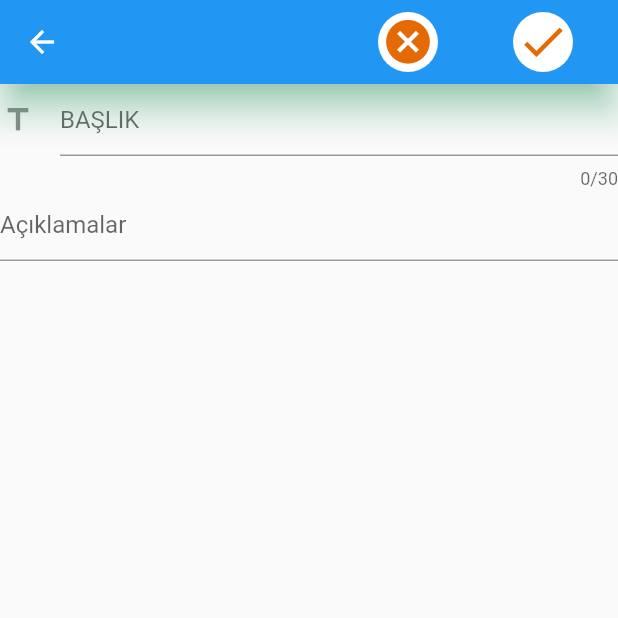
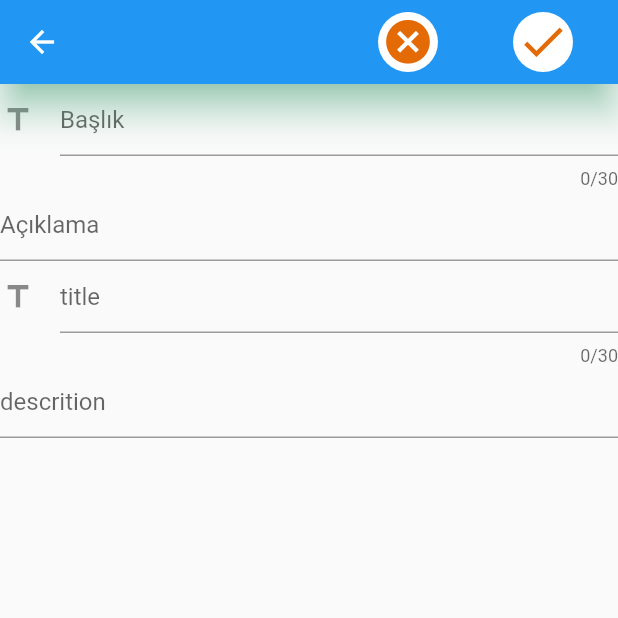
Before and after one commit to knturn/todo_app, a Flutter app: the screen it shows after launch, after a tap on "Add new one", on a phone screen of 412 x 824 dp, the top half of it. Run offline on Flutter 3.47's test engine with Material 2 defaults, Android fonts, the phone set to English and light mode, and no system bars.

Commit message:
customTextField added

```diff
--- a/lib/AddArea/addView.dart
+++ b/lib/AddArea/add_view.dart
@@ -1,4 +1,6 @@
 import 'package:flutter/material.dart';
+
+import '../features/customTextFieldArea/Custom_Text_Field.dart';
 
 class AddView extends StatefulWidget {
   const AddView({Key? key}) : super(key: key);
@@ -13,20 +15,12 @@ class _AddViewState extends State<AddView> {
     return Scaffold(
       appBar: buildAddingPageAppBar(),
       body: Column(
-        children: const [
-          TextField(
-            maxLines: 1,
-            maxLength: 30,
-            decoration: InputDecoration(
-              icon: Icon(Icons.title),
-              hintText: ("BAŞLIK"),
-            ),
+        children: [
+          CustomTextField(
+            title: "Başlık",
+            descrition: "Açıklama",
           ),
-          TextField(
-            decoration: InputDecoration(
-              hintText: ("Açıklamalar"),
-            ),
-          )
+          CustomTextField(title: "title", descrition: "descrition"),
         ],
       ),
     );
--- a/lib/Home/home_view.dart
+++ b/lib/Home/home_view.dart
@@ -1,6 +1,6 @@
 import 'package:flutter/material.dart';
 
-import '../AddArea/AddView.dart';
+import '../AddArea/add_view.dart';
 
 class HomeViewTODO extends StatefulWidget {
   const HomeViewTODO({Key? key}) : super(key: key);
@@ -62,7 +62,7 @@ FloatingActionButton buildButton(context) {
     label: const Text("Add new one"),
     onPressed: () => {
       Navigator.of(context).push(MaterialPageRoute(
-        builder: (context) => AddView(),
+        builder: (context) => const AddView(),
       )),
     },
     shape: const StadiumBorder(),
--- /dev/null
+++ b/lib/features/customTextFieldArea/custom_text_field.dart
@@ -0,0 +1,31 @@
+import 'package:flutter/material.dart';
+
+class CustomTextField extends StatelessWidget {
+  String title = "Başlık";
+  String descrition = "Açıklama";
+  CustomTextField({
+    Key? key,
+    required this.title,
+    required this.descrition,
+  }) : super(key: key);
+  @override
+  Widget build(BuildContext context) {
+    return Container(
+      child: (Column(
+        children: [
+          TextField(
+            maxLines: 1,
+            maxLength: 30,
+            decoration: InputDecoration(
+              icon: const Icon(Icons.title),
+              hintText: (title),
+            ),
+          ),
+          TextField(
+            decoration: InputDecoration(hintText: (descrition)),
+          )
+        ],
+      )),
+    );
+  }
+}
```
